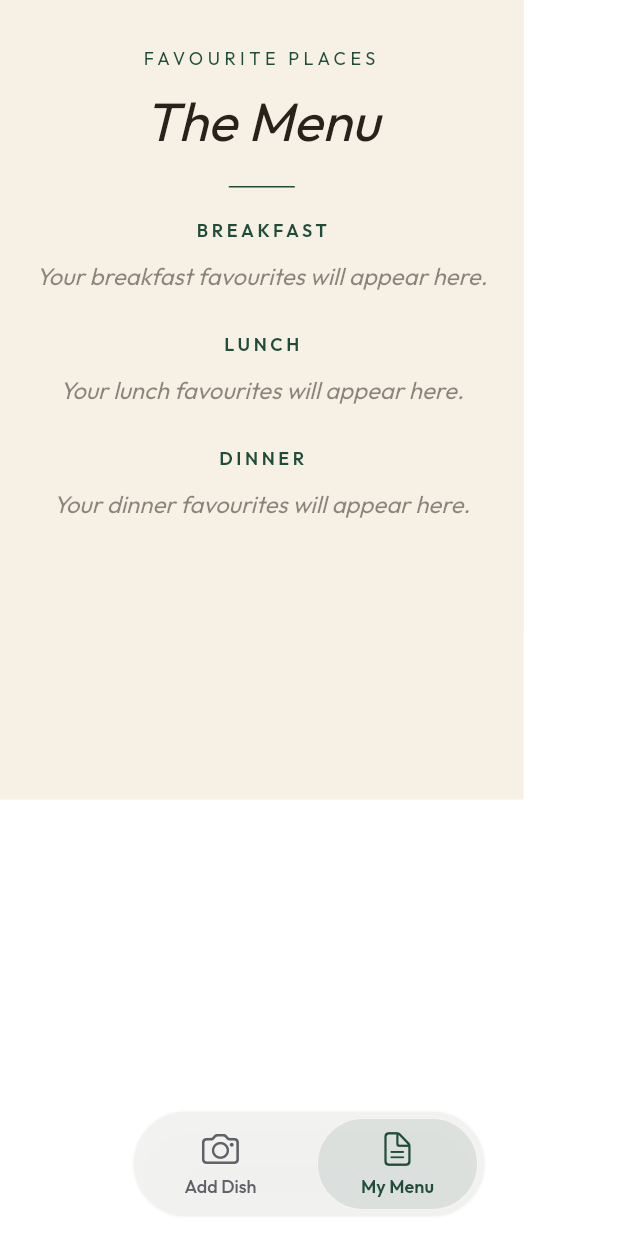
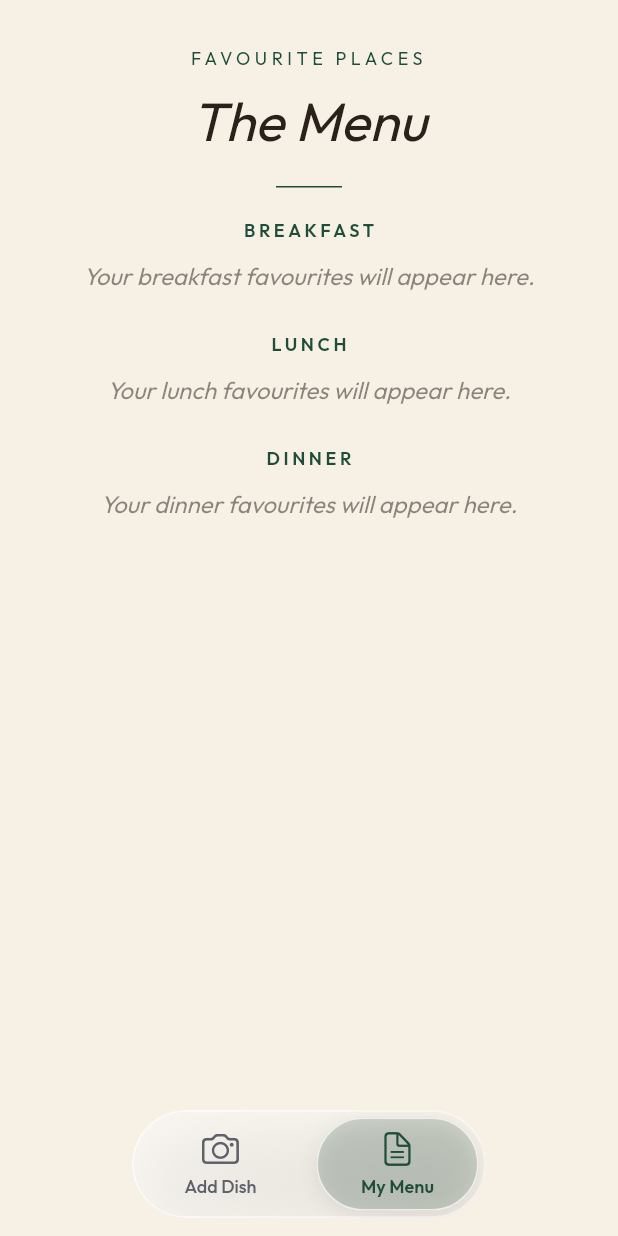
Before and after one commit to aswinckr/Hatch, a Flutter app: the screen it shows after launch, after a tap on "My Menu", on a phone screen of 412 x 824 dp. Run offline on Flutter 3.47's test engine with Material 3 defaults, Android fonts, the phone set to English and light mode, and no system bars; our stand-ins replace image_picker, pdf, printing, shared_preferences.

Commit message:
style: adopt liquid glass navigation and full menu canvas

```diff
--- a/lib/app/floating_tab_bar.dart
+++ b/lib/app/floating_tab_bar.dart
@@ -23,17 +23,21 @@ class FloatingTabBar extends StatelessWidget {
     child: ClipRRect(
       borderRadius: BorderRadius.circular(36),
       child: BackdropFilter(
-        filter: ImageFilter.blur(sigmaX: 22, sigmaY: 22),
+        filter: ImageFilter.blur(sigmaX: 30, sigmaY: 30),
         child: DecoratedBox(
           decoration: BoxDecoration(
-            color: const Color(0xEBF2F2F0),
+            gradient: const LinearGradient(
+              begin: Alignment.topLeft,
+              end: Alignment.bottomRight,
+              colors: [Color(0x8AFFFFFF), Color(0x3DFFFFFF)],
+            ),
             borderRadius: BorderRadius.circular(36),
-            border: Border.all(color: const Color(0xBFFFFFFF)),
+            border: Border.all(color: const Color(0x99FFFFFF), width: 1.2),
             boxShadow: const [
               BoxShadow(
-                color: Color(0x22000000),
-                blurRadius: 28,
-                offset: Offset(0, 10),
+                color: Color(0x18000000),
+                blurRadius: 32,
+                offset: Offset(0, 12),
               ),
             ],
           ),
@@ -56,9 +60,19 @@ class FloatingTabBar extends StatelessWidget {
                       height: height - 10,
                       child: DecoratedBox(
                         decoration: BoxDecoration(
-                          color: const Color(0x1A1F4D3A),
+                          color: const Color(0x2E1F4D3A),
                           borderRadius: BorderRadius.circular(31),
-                          border: Border.all(color: const Color(0xA6FFFFFF)),
+                          border: Border.all(
+                            color: const Color(0xB8FFFFFF),
+                            width: 1,
+                          ),
+                          boxShadow: const [
+                            BoxShadow(
+                              color: Color(0x12000000),
+                              blurRadius: 10,
+                              offset: Offset(0, 3),
+                            ),
+                          ],
                         ),
                       ),
                     ),
--- a/lib/features/menu/presentation/menu_page.dart
+++ b/lib/features/menu/presentation/menu_page.dart
@@ -22,18 +22,21 @@ class MenuPage extends StatelessWidget {
     super.key,
     required this.snapshot,
     this.showEmptySections = true,
+    this.bottomPadding = 48,
     this.onDishTap,
   });
   final MenuSnapshot snapshot;
   final bool showEmptySections;
+  final double bottomPadding;
   final ValueChanged<Dish>? onDishTap;
 
   @override
   Widget build(BuildContext context) {
     const visual = MenuVisualTheme.standard;
     return Container(
+      width: double.infinity,
       color: visual.paper,
-      padding: const EdgeInsets.fromLTRB(24, 30, 24, 48),
+      padding: EdgeInsets.fromLTRB(24, 30, 24, bottomPadding),
       child: Column(
         children: [
           Text(
--- a/lib/features/menu/presentation/menu_screen.dart
+++ b/lib/features/menu/presentation/menu_screen.dart
@@ -12,15 +12,26 @@ class MenuScreen extends StatelessWidget {
   @override
   Widget build(BuildContext context) => CupertinoPageScaffold(
     backgroundColor: AppColors.cream,
+    child: ColoredBox(
+      color: AppColors.cream,
       child: SafeArea(
         bottom: false,
         child: AnimatedBuilder(
           animation: controller,
-        builder: (context, _) => SingleChildScrollView(
-          padding: const EdgeInsets.only(bottom: 112),
+          builder: (context, _) => LayoutBuilder(
+            builder: (context, constraints) => SingleChildScrollView(
+              child: ConstrainedBox(
+                constraints: BoxConstraints(
+                  minWidth: constraints.maxWidth,
+                  minHeight: constraints.maxHeight,
+                ),
                 child: MenuPage(
                   snapshot: controller.snapshot,
+                  bottomPadding: 140,
                   onDishTap: (dish) => _edit(context, dish),
+                ),
+              ),
+            ),
           ),
         ),
       ),
```
Also changed, not shown: 2 other files. Lines whose indentation alone changed are shown as unchanged.
